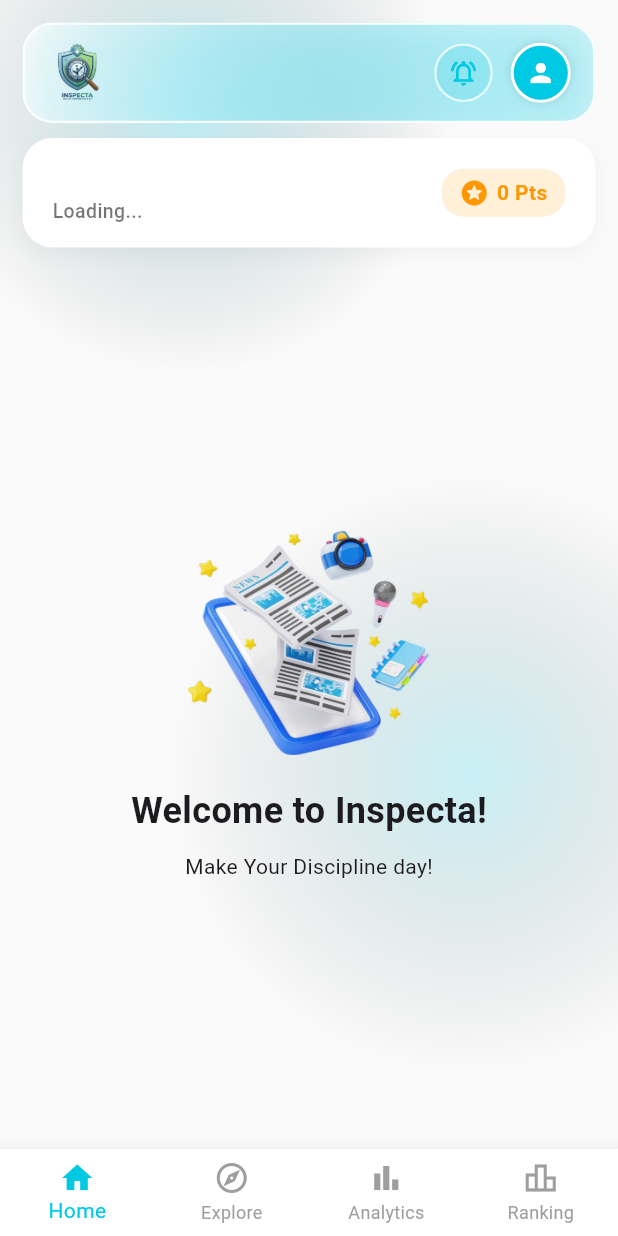
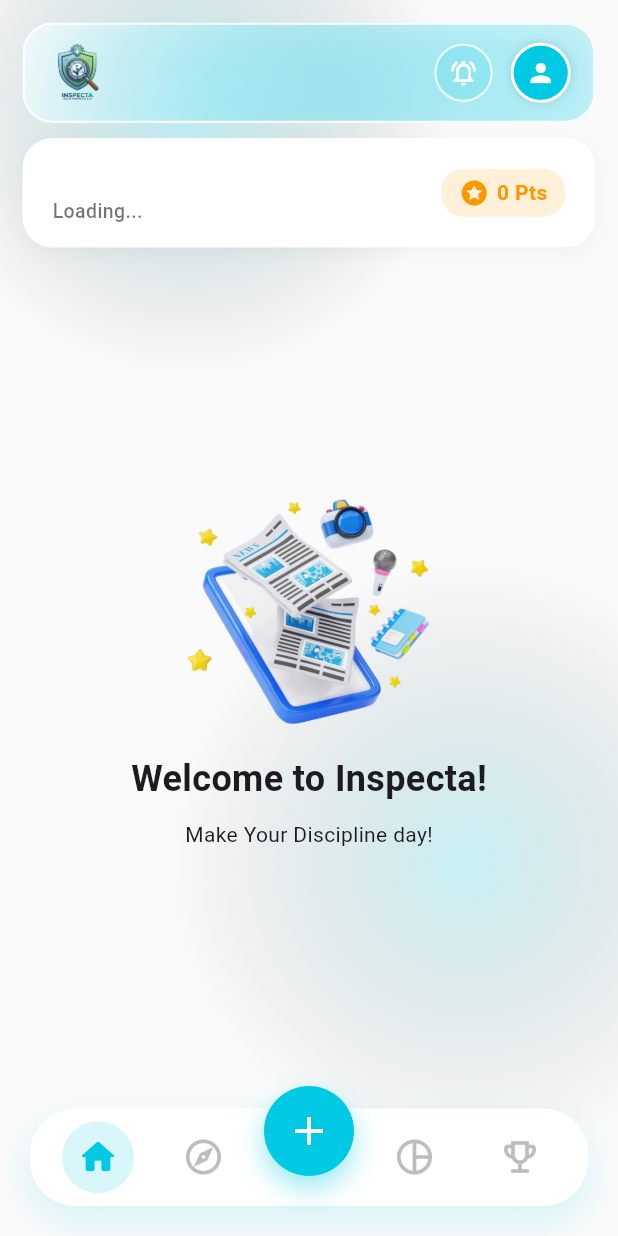
Before and after one commit to jobriant19/inspectaapp, a Flutter app: the HomeScreen screen opened directly, on a phone screen of 412 x 824 dp. Run offline on Flutter 3.47's test engine with Material 3 defaults, Android fonts, the phone set to English and light mode, and no system bars; our stand-ins replace image_picker, shared_preferences, supabase_flutter; accounts and stored records are empty; Roboto replaces fonts that are missing (Poppins); project files that could hold a hidden picture were left out.

Commit message:
UPDATE: Bottom Navigator Style UPDATE: INFO CARD hanya di home screen

```diff
--- a/lib/home_screen.dart
+++ b/lib/home_screen.dart
@@ -229,7 +229,7 @@
                                     ),
                                     child: const Icon(
                                       Icons.notifications_active_outlined,
-                                      color: Color(0xFF00C9E4),
+                                      color: Colors.white,
                                       size: 20
                                     ),
                                   ),
@@ -270,16 +270,17 @@
                 // ==========================================
                 // --- BAGIAN 2: INFO CARD (NAMA, JABATAN, POIN) ---
                 // ==========================================
+                if (_currentIndex == 0) // Hanya muncul jika berada di tab Home (index 0)
                   Padding(
                     padding: const EdgeInsets.symmetric(horizontal: 15),
                     child: Container(
                       padding: const EdgeInsets.symmetric(horizontal: 20, vertical: 15),
                       decoration: BoxDecoration(
-                      color: Colors.white, // Warna latar belakang putih bersih
-                      borderRadius: BorderRadius.circular(20), // Radius 20 sesuai permintaan
+                        color: Colors.white,
+                        borderRadius: BorderRadius.circular(20),
                         boxShadow: [
                           BoxShadow(
-                          color: Colors.black.withOpacity(0.04), // Shadow sangat halus agar terlihat rapi
+                            color: Colors.black.withOpacity(0.04),
                             blurRadius: 10,
                             offset: const Offset(0, 4),
                           ),
@@ -326,7 +327,8 @@
                       ),
                     ),
                   ),
-                const SizedBox(height: 10), // Jarak spasi sebelum konten halaman
+                if (_currentIndex == 0) // Jarak hanya jika Info Card muncul
+                  const SizedBox(height: 10),  // Jarak spasi sebelum konten halaman
 
                 // --- KONTEN HALAMAN (BERUBAH SESUAI TAB) ---
                 Expanded(child: pages[_currentIndex]),
@@ -336,21 +338,99 @@
         ],
       ),
 
-      // --- BOTTOM NAVIGATION BAR ---
-      bottomNavigationBar: BottomNavigationBar(
-        currentIndex: _currentIndex,
-        onTap: (index) => setState(() => _currentIndex = index),
-        type: BottomNavigationBarType.fixed,
-        selectedItemColor: const Color(0xFF00C9E4),
-        unselectedItemColor: Colors.grey,
-        backgroundColor: Colors.white,
-        elevation: 10,
-        items: [
-          BottomNavigationBarItem(icon: const Icon(Icons.home_outlined), activeIcon: const Icon(Icons.home), label: getTxt('home')),
-          BottomNavigationBarItem(icon: const Icon(Icons.explore_outlined), activeIcon: const Icon(Icons.explore), label: getTxt('explore')),
-          BottomNavigationBarItem(icon: const Icon(Icons.bar_chart_outlined), activeIcon: const Icon(Icons.bar_chart), label: getTxt('analytics')),
-          BottomNavigationBarItem(icon: const Icon(Icons.leaderboard_outlined), activeIcon: const Icon(Icons.leaderboard), label: getTxt('ranking')),
+      // --- TAMBAHAN: Agar konten berada di belakang nav bar (Efek Floating) ---
+      extendBody: true,
+
+      // --- BOTTOM NAVIGATION BAR (CUSTOM PREMIUM FLOATING + FAB) ---
+      bottomNavigationBar: Container(
+        height: 100, // Total tinggi area (termasuk tombol + yang menyembul)
+        padding: const EdgeInsets.only(bottom: 20, left: 20, right: 20),
+        child: Stack(
+          alignment: Alignment.bottomCenter,
+          clipBehavior: Clip.none,
+          children: [
+            // 1. Kotak Latar Belakang Putih Melayang
+            Container(
+              height: 65,
+              decoration: BoxDecoration(
+                color: Colors.white,
+                borderRadius: BorderRadius.circular(30),
+                boxShadow: [
+                  BoxShadow(
+                    color: const Color(0xFF00C9E4).withOpacity(0.15), // Shadow biru tipis
+                    blurRadius: 20,
+                    offset: const Offset(0, 10),
+                  ),
                 ],
+              ),
+              child: Row(
+                mainAxisAlignment: MainAxisAlignment.spaceEvenly,
+                children: [
+                  _buildNavItem(Icons.home_outlined, Icons.home_rounded, 0),
+                  _buildNavItem(Icons.explore_outlined, Icons.explore, 1),
+                  const SizedBox(width: 50), // Jarak ruang kosong di tengah untuk tombol +
+                  _buildNavItem(Icons.pie_chart_outline, Icons.pie_chart, 2),
+                  _buildNavItem(Icons.emoji_events_outlined, Icons.emoji_events, 3),
+                ],
+              ),
+            ),
+
+            // 2. Tombol + Melayang di Tengah
+            Positioned(
+              top: 0, // Mengangkat tombol agar menyembul di atas kotak putih
+              child: GestureDetector(
+                onTap: () {
+                  // TODO: Aksi ketika tombol + diklik (Bisa navigasi ke layar tambah tugas)
+                  debugPrint("Tombol + diklik!");
+                },
+                child: Container(
+                  height: 60,
+                  width: 60,
+                  decoration: BoxDecoration(
+                    color: const Color(0xFF00C9E4), // Warna biru cerah sama seperti header
+                    shape: BoxShape.circle,
+                    boxShadow: [
+                      BoxShadow(
+                        color: const Color(0xFF00C9E4).withOpacity(0.4),
+                        blurRadius: 15,
+                        offset: const Offset(0, 8),
+                      ),
+                    ],
+                  ),
+                  child: const Icon(Icons.add, color: Colors.white, size: 32),
+                ),
+              ),
+            ),
+          ],
+        ),
+      ),
+    );
+  }
+
+  // --- WIDGET HELPER: Untuk Ikon Navigasi Bawah Kustom ---
+  Widget _buildNavItem(IconData outlineIcon, IconData filledIcon, int index) {
+    bool isActive = _currentIndex == index;
+    return GestureDetector(
+      onTap: () => setState(() => _currentIndex = index),
+      behavior: HitTestBehavior.opaque,
+      child: SizedBox(
+        width: 50,
+        height: 65,
+        child: Center(
+          child: AnimatedContainer(
+            duration: const Duration(milliseconds: 300),
+            padding: EdgeInsets.all(isActive ? 10 : 0),
+            decoration: BoxDecoration(
+              color: isActive ? const Color(0xFF00C9E4).withOpacity(0.15) : Colors.transparent,
+              shape: BoxShape.circle,
+            ),
+            child: Icon(
+              isActive ? filledIcon : outlineIcon,
+              size: 28,
+              color: isActive ? const Color(0xFF00C9E4) : Colors.grey.shade400,
+            ),
+          ),
+        ),
       ),
     );
   }
```
Lines whose indentation alone changed are shown as unchanged.
